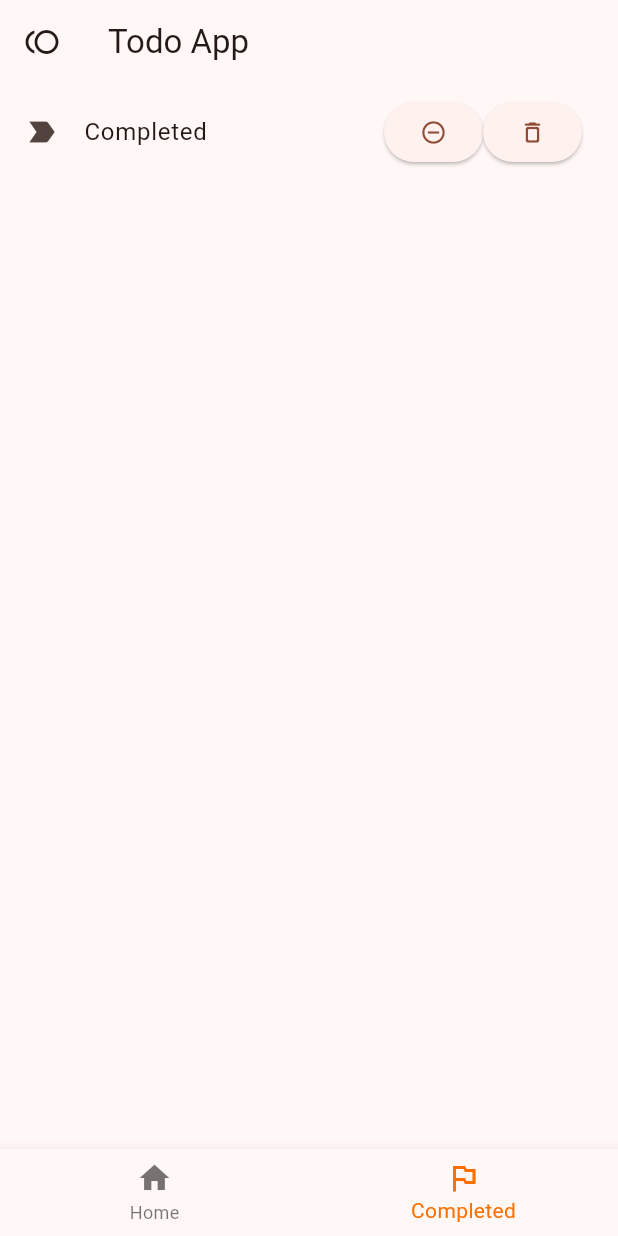
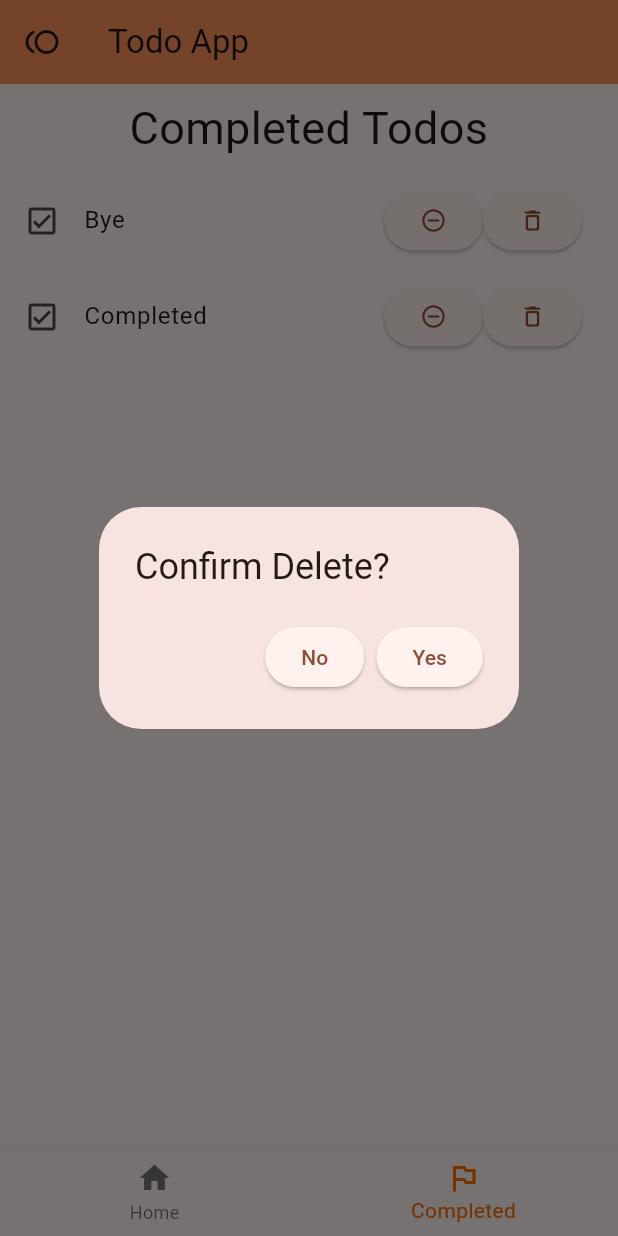
Before and after one commit to Santho-sh/flutter-todo-app, a Flutter app: the screen it shows after launch, item 2 of the bottom bar chosen, after a tap on the "delete outline" icon, on a phone screen of 412 x 824 dp. Run offline on Flutter 3.47's test engine with Material 2 defaults, Android fonts, the phone set to English and light mode, and no system bars.

Commit message:
Add nav color and heading

```diff
--- a/lib/active_todos.dart
+++ b/lib/active_todos.dart
@@ -35,6 +35,17 @@ class ActiveTodos extends StatelessWidget {
         Expanded(
             child: ListView(
           children: [
+            const Padding(
+              padding: EdgeInsets.all(8.0),
+              child: Text(
+                "Todo List",
+                textAlign: TextAlign.center,
+                style: TextStyle(
+                  fontSize: 30,
+                  fontWeight: FontWeight.w400,
+                ),
+              ),
+            ),
             for (var activeTodo in appState.activeTodos)
               Todo(
                 todo: activeTodo,
@@ -116,6 +127,7 @@ class AddTodo extends StatelessWidget {
                   child: const Text("Add"),
                   onPressed: () {
                     appState.addTodo(myController.text);
+                    Navigator.pop(context, false);
                   },
                 ),
               ],
--- a/lib/completed_todos.dart
+++ b/lib/completed_todos.dart
@@ -18,6 +18,17 @@ class CompletedTodos extends StatelessWidget {
 
     return ListView(
       children: [
+        const Padding(
+          padding: EdgeInsets.all(8.0),
+          child: Text(
+            "Completed Todos",
+            textAlign: TextAlign.center,
+            style: TextStyle(
+              fontSize: 30,
+              fontWeight: FontWeight.w400,
+            ),
+          ),
+        ),
         for (var completedTodo in appState.completedTodos)
           Todo(
             todo: completedTodo,
@@ -37,7 +48,7 @@ class Todo extends StatelessWidget {
     var appState = Provider.of<AppState>(context);
 
     return ListTile(
-      leading: const Icon(Icons.label_important),
+      leading: const Icon(Icons.check_box_outlined),
       title: Row(
         children: [
           Expanded(child: Text(todo)),
@@ -47,12 +58,47 @@ class Todo extends StatelessWidget {
             child: const Icon(Icons.remove_circle_outline),
           ),
           // Delete button
-          ElevatedButton(
-            onPressed: () => appState.deleteTodo(todo),
-            child: const Icon(Icons.delete_outline_rounded),
-          ),
+          DeleteTodo(todo: todo),
         ],
       ),
     );
   }
 }
+
+class DeleteTodo extends StatelessWidget {
+  const DeleteTodo({super.key, required this.todo});
+  final String todo;
+
+  @override
+  Widget build(BuildContext context) {
+    var appState = Provider.of<AppState>(context);
+
+    return ElevatedButton(
+      child: const Icon(Icons.delete_outline_rounded),
+      onPressed: () {
+        showDialog(
+          context: context,
+          builder: (BuildContext context) {
+            return AlertDialog(
+              scrollable: true,
+              title: const Text("Confirm Delete?"),
+              actions: [
+                ElevatedButton(
+                  onPressed: () => Navigator.pop(context, false),
+                  child: const Text('No'),
+                ),
+                ElevatedButton(
+                  onPressed: () => {
+                    appState.deleteTodo(todo),
+                    Navigator.pop(context, false),
+                  },
+                  child: const Text('Yes'),
+                ),
+              ],
+            );
+          },
+        );
+      },
+    );
+  }
+}
--- a/lib/main.dart
+++ b/lib/main.dart
@@ -105,6 +105,7 @@ class _HomePageState extends State<HomePage> {
       appBar: AppBar(
         title: const Text('Todo App'),
         leading: const Icon(Icons.toll_outlined),
+        backgroundColor: const Color.fromRGBO(255, 147, 85, 1),
       ),
       body: page,
       bottomNavigationBar: BottomNavigationBar(
```
